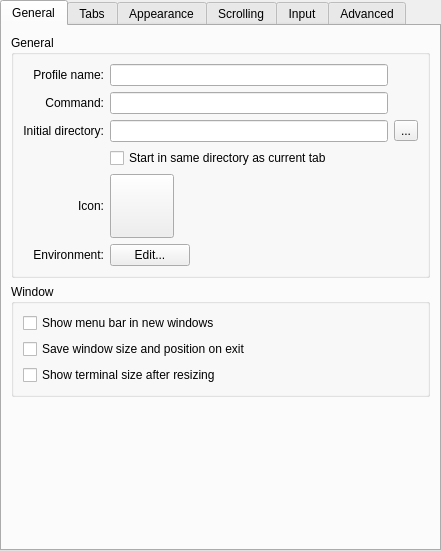
The window that src/EditProfileDialog.ui (KDE/konsole) describes before a commit, drawn with Qt 5.
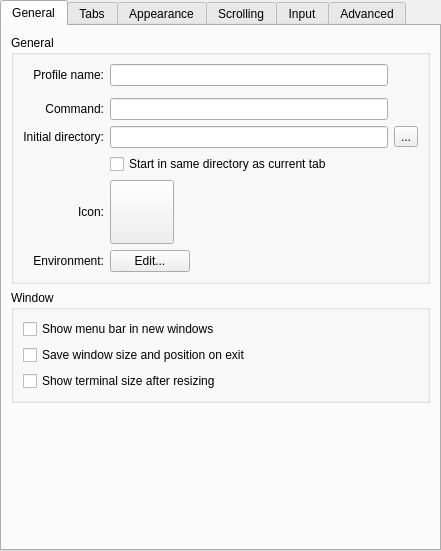
The same window after the commit. Custom widgets are drawn as their Qt base class.

Commit message:
Konsole should never save a profile with empty name into disk.
FIXED-IN: 4.8
REVIEW:102559

Diff of the .ui file:
```diff
--- a/src/EditProfileDialog.ui
+++ b/src/EditProfileDialog.ui
@@ -59,7 +59,11 @@
             </property>
            </widget>
           </item>
-          <item row="1" column="0">
+          <item row="1" column="1" colspan="2">
+           <widget class="Konsole::WarningBox" name="emptyNameWarningWidget" native="true">
+           </widget>
+          </item>
+          <item row="2" column="0">
            <widget class="QLabel" name="label_3">
             <property name="text">
              <string>Command:</string>
@@ -69,7 +73,7 @@
             </property>
            </widget>
           </item>
-          <item row="1" column="1" colspan="2">
+          <item row="2" column="1" colspan="2">
            <widget class="KLineEdit" name="commandEdit">
             <property name="toolTip">
              <string>The command to execute when new terminal sessions are created using this profile</string>
@@ -79,7 +83,7 @@
             </property>
            </widget>
           </item>
-          <item row="2" column="0">
+          <item row="3" column="0">
            <widget class="QLabel" name="label_9">
             <property name="text">
              <string>Initial directory:</string>
@@ -89,7 +93,7 @@
             </property>
            </widget>
           </item>
-          <item row="2" column="1" colspan="2">
+          <item row="3" column="1" colspan="2">
            <widget class="KLineEdit" name="initialDirEdit">
             <property name="toolTip">
              <string>The initial working directory for new terminal sessions using this profile</string>
@@ -99,7 +103,7 @@
             </property>
            </widget>
           </item>
-          <item row="2" column="3">
+          <item row="3" column="3">
            <widget class="QToolButton" name="dirSelectButton">
             <property name="toolTip">
              <string>Browse for initial directory</string>
@@ -109,7 +113,14 @@
             </property>
            </widget>
           </item>
-          <item row="4" column="0">
+          <item row="4" column="1" colspan="2">
+           <widget class="QCheckBox" name="startInSameDirButton">
+            <property name="text">
+             <string>Start in same directory as current tab</string>
+            </property>
+           </widget>
+          </item>
+          <item row="5" column="0">
            <widget class="QLabel" name="label_10">
             <property name="text">
              <string>Icon:</string>
@@ -119,7 +130,7 @@
             </property>
            </widget>
           </item>
-          <item row="4" column="1">
+          <item row="5" column="1">
            <widget class="QPushButton" name="iconSelectButton">
             <property name="sizePolicy">
              <sizepolicy hsizetype="Fixed" vsizetype="Fixed">
@@ -153,7 +164,7 @@
             </property>
            </widget>
           </item>
-          <item row="4" column="2">
+          <item row="5" column="2">
            <spacer>
             <property name="orientation">
              <enum>Qt::Horizontal</enum>
@@ -166,7 +177,7 @@
             </property>
            </spacer>
           </item>
-          <item row="5" column="0">
+          <item row="6" column="0">
            <widget class="QLabel" name="environmentLabel">
             <property name="text">
              <string>Environment:</string>
@@ -176,7 +187,7 @@
             </property>
            </widget>
           </item>
-          <item row="5" column="1">
+          <item row="6" column="1">
            <widget class="QPushButton" name="environmentEditButton">
             <property name="toolTip">
              <string>Edit the list of environment variables and associated values</string>
@@ -186,13 +197,6 @@
             </property>
            </widget>
           </item>
-          <item row="3" column="1" colspan="2">
-           <widget class="QCheckBox" name="startInSameDirButton">
-            <property name="text">
-             <string>Start in same directory as current tab</string>
-            </property>
-           </widget>
-          </item>
          </layout>
         </widget>
        </item>
```
The commit also changes 2 other files.
